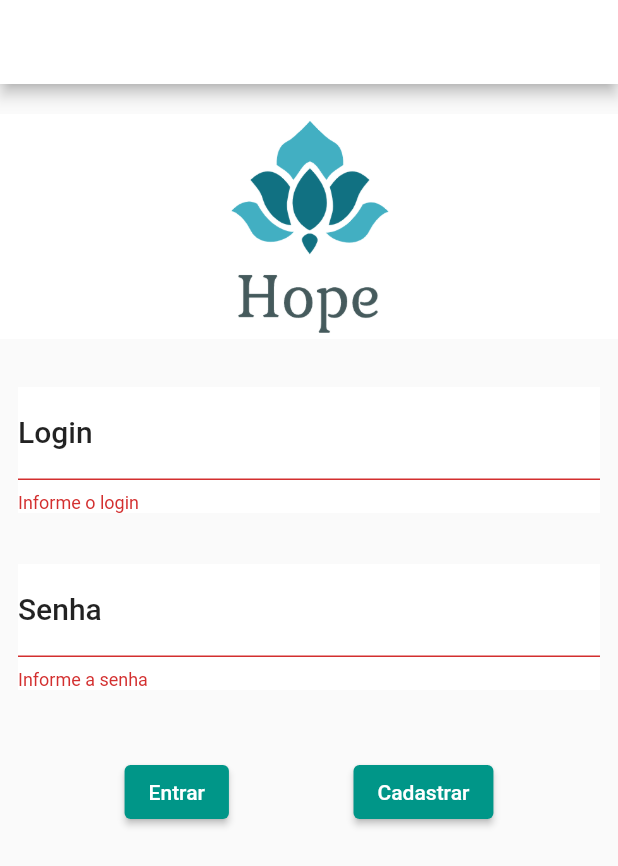
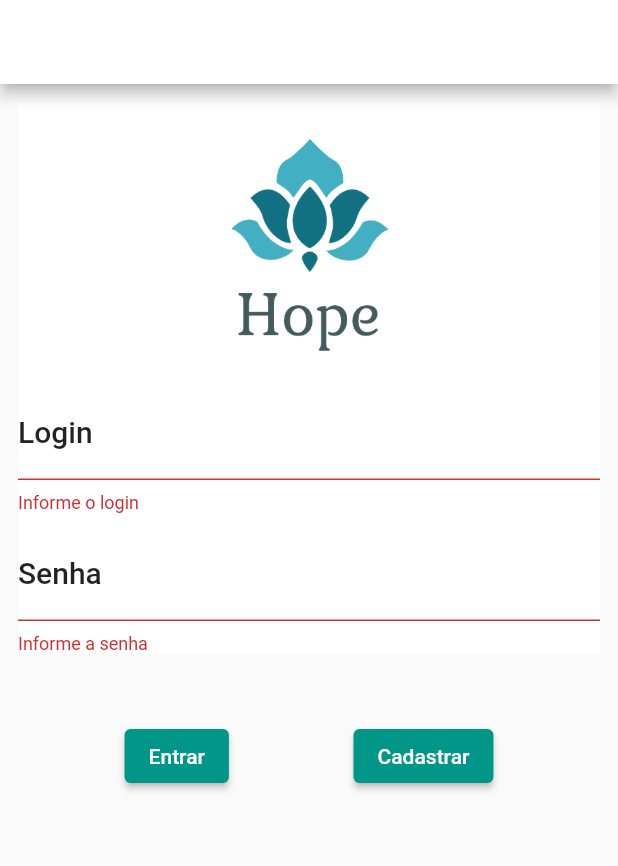
Before and after one commit to vambertojr/hope, a Flutter app: the screen it shows after launch, after a tap on "Entrar", on a phone screen of 412 x 824 dp. Shown: the top 866 px of the screen. Run offline on Flutter 3.47's test engine with Material 2 defaults, Android fonts, the phone set to English and light mode, and no system bars; our stand-ins replace sqflite; accounts and stored records are empty.

Commit message:
Ajuste de layout e refatoração.

```diff
--- a/lib/visoes/homepage.dart
+++ b/lib/visoes/homepage.dart
@@ -29,18 +29,25 @@ class HomePage extends StatelessWidget {
   _body(context) {
     return Form(
       key: _formKey,
-      //height: double.infinity,
-      //margin: EdgeInsets.only(top:12.0, bottom: 12.0, left: 12, right: 12),
-      //color: Colors.white,
       child: ListView(
           children: <Widget>[
             Column(crossAxisAlignment: CrossAxisAlignment.center,
-              //mainAxisAlignment: MainAxisAlignment.center,
               children: <Widget>[
-                _pageView(),
-                _textFormFieldLogin(),
-                SizedBox(height: 10),
-                _textFormFieldSenha(),
+                Container(
+                  margin: EdgeInsets.only(top:12.0, bottom: 12.0, left: 12, right: 12),
+                  color: Colors.white,
+                  child: Column(
+                      mainAxisAlignment: MainAxisAlignment.spaceEvenly,
+                      crossAxisAlignment: CrossAxisAlignment.end,
+                      children: [
+                        _pageView(),
+                        _textFormFieldLogin(),
+                        SizedBox(height: 10),
+                        _textFormFieldSenha()
+                      ],
+                  ),
+                ),
+
                 Container(
                 height: 80,
                   child: Row(
@@ -76,11 +83,8 @@ class HomePage extends StatelessWidget {
     );
   }
 
-  Container _textFormFieldLogin() {
-    return Container(
-        margin: EdgeInsets.only(top:12.0, bottom: 12.0, left: 12, right: 12),
-        color: Colors.white,
-        child: TextFormField(
+  TextFormField _textFormFieldLogin() {
+    return TextFormField(
           controller: _tedLogin,
           validator: _validarLogin,
           keyboardType: TextInputType.text,
@@ -90,15 +94,11 @@ class HomePage extends StatelessWidget {
               labelStyle: textStyle,
               hintText: "Informe o login"
           )
-        )
     );
   }
 
-  Container _textFormFieldSenha() {
-    return Container(
-        margin: EdgeInsets.only(top:12.0, bottom: 12.0, left: 12, right: 12),
-        color: Colors.white,
-        child: TextFormField(
+  TextFormField _textFormFieldSenha() {
+    return TextFormField(
           controller: _tedSenha,
           validator: _validarSenha,
           obscureText: true,
@@ -109,13 +109,14 @@ class HomePage extends StatelessWidget {
               labelStyle: textStyle,
               hintText: "Informe a senha"
           )
-        )
-    );
+        );
   }
 
   String _validarLogin(String text){
     if(text.isEmpty){
       return "Informe o login";
+    } else if(text.length<3){
+      return "O login não pode ter menos de 3 caracteres";
     }
     return null;
   }
@@ -123,6 +124,8 @@ class HomePage extends StatelessWidget {
   String _validarSenha(String text){
     if(text.isEmpty){
       return "Informe a senha";
+    } else if(text.length<6){
+      return "O login não pode ter menos de 6 caracteres";
     }
     return null;
   }
@@ -141,17 +144,18 @@ class HomePage extends StatelessWidget {
     final login = _tedLogin.text;
     final senha = _tedSenha.text;
 
-    print("Login: $login , Senha: $senha ");
     if (!_formKey.currentState.validate()) {
       return;
     }
 
-    Usuario usuario = new Usuario(login, senha);
-    var usuarioEncontrado = await _usuarioRepositorio.getUsuario(usuario);
+    Usuario usuario = new Usuario(login, senha, '');
+    Usuario usuarioEncontrado = await _usuarioRepositorio.getUsuario(usuario);
 
     if(usuarioEncontrado == null) {
       _showAlertDialog('Status', 'Usuário não encontrado', context);
-    } else {
+      return;
+    }
+    else {
       Navigator.push(context, MaterialPageRoute(builder: (BuildContext context){
         if(usuarioEncontrado.papel == 'Médico'){
           return Menu();
```
